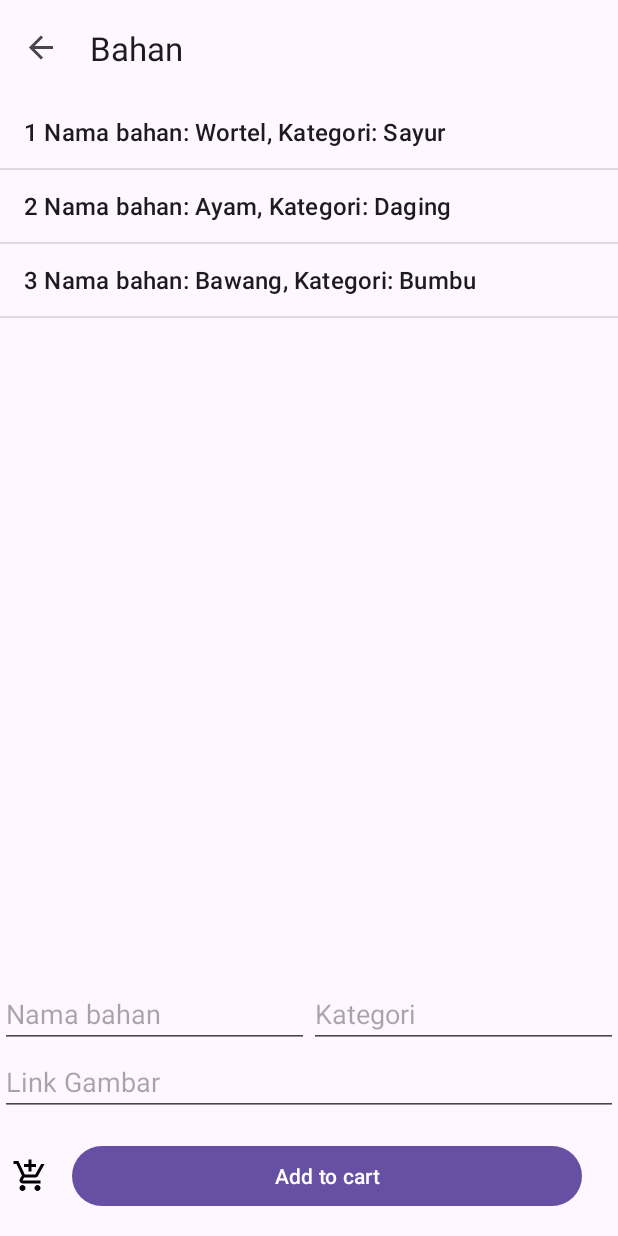
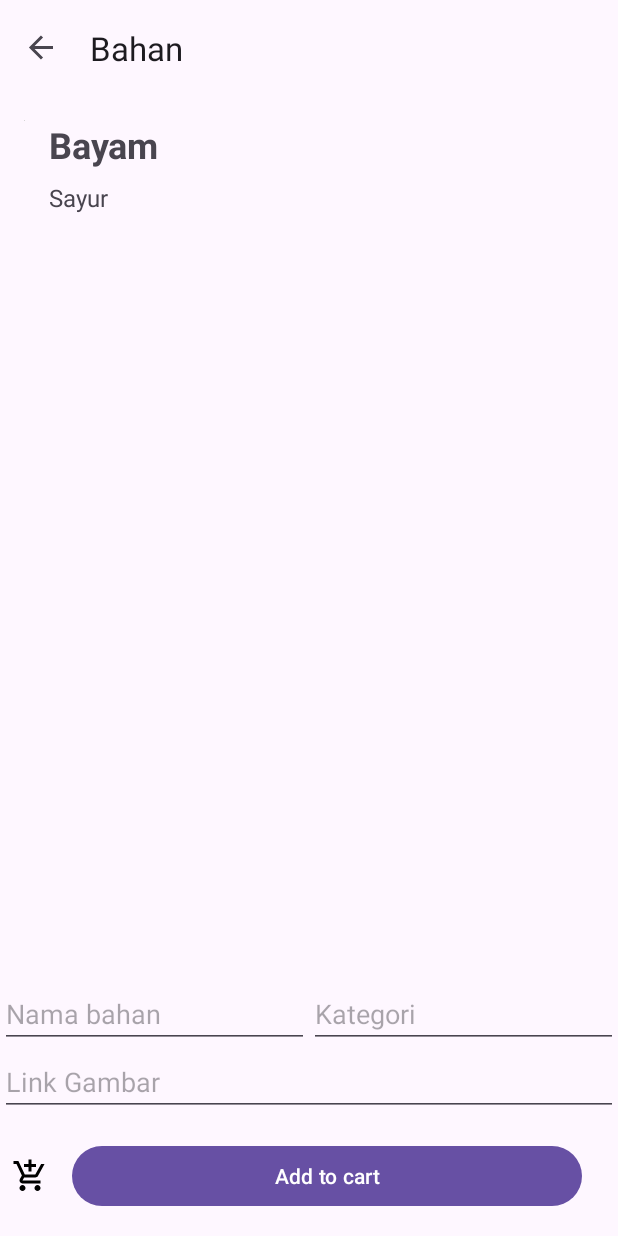
Before and after one commit to ChristopherJ123/PABA_BelajarNavigation, an Android app: the BahanFragment screen opened through its navigation route, on a phone screen of 412 x 824 dp. Run offline under Robolectric (Android 15) with nearby library versions, the phone set to English and light mode, and no system bars; our stand-ins replace Picasso, navigation-ui.

Commit message:
pert13: 1, 4(done)

```diff
--- a/app/build.gradle.kts
+++ b/app/build.gradle.kts
@@ -48,6 +48,8 @@
     implementation(libs.androidx.constraintlayout)
     implementation(libs.gson)
     implementation(libs.picasso)
+    implementation(libs.androidx.navigation.fragment.ktx)
+    implementation(libs.androidx.navigation.ui.ktx)
     testImplementation(libs.junit)
     androidTestImplementation(libs.androidx.junit)
     androidTestImplementation(libs.androidx.espresso.core)
--- a/app/src/main/java/uts/c14230260/paba_mynavigation/BahanFragment.kt
+++ b/app/src/main/java/uts/c14230260/paba_mynavigation/BahanFragment.kt
@@ -1,5 +1,7 @@
 package uts.c14230260.paba_mynavigation
 
+import android.content.Context.MODE_PRIVATE
+import android.content.SharedPreferences
 import android.os.Bundle
 import android.view.GestureDetector
 import androidx.fragment.app.Fragment
@@ -15,6 +17,11 @@
 import android.widget.TextView
 import android.widget.Toast
 import androidx.appcompat.app.AlertDialog
+import androidx.core.content.edit
+import androidx.recyclerview.widget.LinearLayoutManager
+import androidx.recyclerview.widget.RecyclerView
+import com.google.gson.Gson
+import com.google.gson.reflect.TypeToken
 
 // TODO: Rename parameter arguments, choose names that match
 // the fragment initialization parameters, e.g. ARG_ITEM_NUMBER
@@ -27,34 +34,22 @@
  * create an instance of this fragment.
  */
 class BahanFragment : Fragment() {
+
+    // Baru
+    private var _namaBahan : MutableList<String> = emptyList<String>().toMutableList()
+    private var _kategoriBahan : MutableList<String> = emptyList<String>().toMutableList()
+    private var _linkGambar : MutableList<String> = emptyList<String>().toMutableList()
+    lateinit var sp : SharedPreferences
+
+    private var arBahan = arrayListOf<dcBahan>()
+    private lateinit var _rvBahan : RecyclerView
+
     // TODO: Rename and change types of parameters
     private var param1: String? = null
     private var param2: String? = null
 
 
     // Latihan pert 13
-    private var _bahan : Array<Array<String>> = arrayOf(
-        arrayOf("Wortel", "Sayur"),
-        arrayOf("Ayam", "Daging"),
-        arrayOf("Bawang", "Bumbu"),
-        arrayOf("Jagung", "Sayur"),
-        arrayOf("Tomat", "Buah"),
-        arrayOf("Timun", "Buah"),
-        arrayOf("Kelapa", "Buah"),
-        arrayOf("Apel", "Buah"),
-        arrayOf("Singkong", "Sayur"),
-        arrayOf("Babi", "Daging"),
-        arrayOf("Kecap", "Bahan"),
-        arrayOf("Sapi", "Daging"),
-        arrayOf("Ikan", "Daging"),
-        arrayOf("Tempe", "Jadian"),
-        arrayOf("Tahu", "Jadian"),
-        arrayOf("Kedelai", "Kacang"),
-        arrayOf("Kopi", "Bahan"),
-        arrayOf("Milo", "Jadian"),
-        arrayOf("Anggur", "Buah"),
-        arrayOf("Kentang", "Sayur"),
-    )
 
     override fun onCreate(savedInstanceState: Bundle?) {
         super.onCreate(savedInstanceState)
@@ -75,69 +70,127 @@
     override fun onViewCreated(view: View, savedInstanceState: Bundle?) {
         super.onViewCreated(view, savedInstanceState)
 
-        var data = mutableListOf<String>()
-        data.addAll(listOf(
-            "1 Nama bahan: Wortel, Kategori: Sayur",
-            "2 Nama bahan: Ayam, Kategori: Daging",
-            "3 Nama bahan: Bawang, Kategori: Bumbu"
-        ))
+        // Baru
+        sp = requireContext().getSharedPreferences("SP_Bahan", MODE_PRIVATE)
 
-        val lvAdapter = ArrayAdapter(
-            requireContext(),
-            android.R.layout.simple_list_item_1,
-            data
-        )
-        val _lv1 = view.findViewById<ListView>(R.id.lv1)
-        _lv1.adapter = lvAdapter
-
-        val _btnTambah = view.findViewById<Button>(R.id.btnTambahData)
-        _btnTambah.setOnClickListener {
-            val lastItem = data.getOrNull(data.size - 1) ?: "0"
-            val lastNumberStr = lastItem.split(" ").firstOrNull() ?: "0"
-            val lastNumber = try {
-                Integer.parseInt(lastNumberStr)
-            } catch (e: NumberFormatException) { 0 }
-            val dtAkhir = lastNumber + 1
-            val etNamaBahan = view.findViewById<EditText>(R.id.etNamaBahan)
-            val etKategori = view.findViewById<EditText>(R.id.etKategori)
-            if (etNamaBahan.text.toString().trim().isEmpty() || etKategori.text.toString().trim().isEmpty()) {
-                Toast.makeText(
-                    requireContext(),
-                    "Data baru tidak boleh kosong",
-                    Toast.LENGTH_SHORT
-                ).show()
-            } else {
-                data.add("$dtAkhir Nama bahan: ${etNamaBahan.text}, Kategori: ${etKategori.text}")
-                lvAdapter.notifyDataSetChanged() // update/refresh data
-            }
+        val gson = Gson()
+        val isiSP = sp.getString("spBahan", null)
+        val type = object : TypeToken<List<dcBahan>>() {}.type
+        if (isiSP != null) {
+            arBahan = gson.fromJson(isiSP, type)
         }
 
-        _lv1.setOnItemClickListener { parent, view, position, id ->
-            Toast.makeText(
-                requireContext(),
-                data[position],
-                Toast.LENGTH_SHORT
-            ).show()
+        _rvBahan = view.findViewById(R.id.rvBahan)
+        if (arBahan.size == 0) {
+            SiapkanData()
+        } else {
+            arBahan.forEach {
+                _namaBahan.add(it.nama)
+                _kategoriBahan.add(it.kategori)
+                _linkGambar.add(it.linkGambar)
+            }
+            arBahan.clear()
         }
+        TambahData()
+        TampilkanData()
 
-        val gestureDetector = GestureDetector(
-            requireContext(),
-            object : GestureDetector.SimpleOnGestureListener() {
-                override fun onDoubleTap(e: MotionEvent): Boolean {
-                    val position = _lv1.pointToPosition(e.x.toInt(), e.y.toInt())
-                    if (position != ListView.INVALID_POSITION) {
-                        val selectedItem = data[position]
-                        showActionDialog(position, selectedItem, data, lvAdapter)
-                    }
-                    return true
-                }
+        // End baru
+
+//        // Latihan pert 13 (ListView)
+//        var data = mutableListOf<String>()
+//        data.addAll(listOf(
+//            "1 Nama bahan: Wortel, Kategori: Sayur",
+//            "2 Nama bahan: Ayam, Kategori: Daging",
+//            "3 Nama bahan: Bawang, Kategori: Bumbu"
+//        ))
+//
+//        val lvAdapter = ArrayAdapter(
+//            requireContext(),
+//            android.R.layout.simple_list_item_1,
+//            data
+//        )
+//        val _lv1 = view.findViewById<ListView>(R.id.rvBahan)
+//        _lv1.adapter = lvAdapter
+//
+//        val _btnTambah = view.findViewById<Button>(R.id.btnTambahData)
+//        _btnTambah.setOnClickListener {
+//            val lastItem = data.getOrNull(data.size - 1) ?: "0"
+//            val lastNumberStr = lastItem.split(" ").firstOrNull() ?: "0"
+//            val lastNumber = try {
+//                Integer.parseInt(lastNumberStr)
+//            } catch (e: NumberFormatException) { 0 }
+//            val dtAkhir = lastNumber + 1
+//            val etNamaBahan = view.findViewById<EditText>(R.id.etNamaBahan)
+//            val etKategori = view.findViewById<EditText>(R.id.etKategori)
+//            if (etNamaBahan.text.toString().trim().isEmpty() || etKategori.text.toString().trim().isEmpty()) {
+//                Toast.makeText(
+//                    requireContext(),
+//                    "Data baru tidak boleh kosong",
+//                    Toast.LENGTH_SHORT
+//                ).show()
+//            } else {
+//                data.add("$dtAkhir Nama bahan: ${etNamaBahan.text}, Kategori: ${etKategori.text}")
+//                lvAdapter.notifyDataSetChanged() // update/refresh data
+//            }
+//        }
+//
+//        _lv1.setOnItemClickListener { parent, view, position, id ->
+//            Toast.makeText(
+//                requireContext(),
+//                data[position],
+//                Toast.LENGTH_SHORT
+//            ).show()
+//        }
+//
+//        val gestureDetector = GestureDetector(
+//            requireContext(),
+//            object : GestureDetector.SimpleOnGestureListener() {
+//                override fun onDoubleTap(e: MotionEvent): Boolean {
+//                    val position = _lv1.pointToPosition(e.x.toInt(), e.y.toInt())
+//                    if (position != ListView.INVALID_POSITION) {
+//                        val selectedItem = data[position]
+//                        showActionDialog(position, selectedItem, data, lvAdapter)
+//                    }
+//                    return true
+//                }
+//            }
+//        )
+//
+//        // asumsi
+//        _lv1.setOnTouchListener { _, event ->
+//            gestureDetector.onTouchEvent(event)
+//        }
+    }
+
+    fun SiapkanData() {
+        _namaBahan = resources.getStringArray(R.array.namaBahan).toMutableList()
+        _kategoriBahan = resources.getStringArray(R.array.kategoriBahan).toMutableList()
+        _linkGambar = resources.getStringArray(R.array.gambarBahan).toMutableList()
+    }
+
+    fun TambahData() {
+        val gson = Gson()
+        sp.edit {
+            arBahan.clear()
+
+            for (position in _namaBahan.indices) {
+                val data = dcBahan(
+                    _namaBahan[position],
+                    _kategoriBahan[position],
+                    _linkGambar[position]
+                )
+                arBahan.add(data)
             }
-        )
 
-        // asumsi
-        _lv1.setOnTouchListener { _, event ->
-            gestureDetector.onTouchEvent(event)
+            val json = gson.toJson(arBahan)
+            putString("spBahan", json)
         }
+    }
+
+    fun TampilkanData() {
+        _rvBahan.layoutManager = LinearLayoutManager(requireContext())
+        val adapterWayang = adapterRecView(arBahan)
+        _rvBahan.adapter = adapterWayang
     }
 
     companion object {
--- /dev/null
+++ b/app/src/main/java/uts/c14230260/paba_mynavigation/adapterRecView.kt
@@ -0,0 +1,51 @@
+package uts.c14230260.paba_mynavigation
+
+import android.view.LayoutInflater
+import android.view.View
+import android.view.ViewGroup
+import android.widget.Button
+import android.widget.ImageView
+import android.widget.TextView
+import androidx.recyclerview.widget.RecyclerView
+import com.squareup.picasso.Picasso
+
+class adapterRecView(private val listBahan: ArrayList<dcBahan>) : RecyclerView.Adapter<adapterRecView.ListViewHolder>() {
+    override fun onCreateViewHolder(
+        parent: ViewGroup,
+        viewType: Int
+    ): ListViewHolder {
+        val view: View = LayoutInflater.from(parent.context)
+            .inflate(R.layout.bahan_recycler, parent, false)
+        return ListViewHolder(view)
+    }
+
+    override fun onBindViewHolder(
+        holder: ListViewHolder,
+        position: Int
+    ) {
+        val bahan = listBahan[position]
+        holder._namaBahan.setText(bahan.nama)
+        holder._kategoriBahan.setText(bahan.kategori)
+        Picasso.get()
+            .load(bahan.linkGambar)
+            .resize(200, 200)
+            .centerCrop()
+            .into(holder._gambarBahan)
+        holder._btnAddToCart.setOnClickListener {
+            // Add to cart bahan
+        }
+    }
+
+    override fun getItemCount(): Int {
+        return listBahan.size
+    }
+
+    class ListViewHolder(view: View) : RecyclerView.ViewHolder(view) {
+        val _namaBahan = view.findViewById<TextView>(R.id.tvBahan)
+        val _kategoriBahan = view.findViewById<TextView>(R.id.tvKategori)
+        val _gambarBahan = view.findViewById<ImageView>(R.id.ivGambarBahan)
+        val _btnAddToCart = view.findViewById<Button>(R.id.btnAddToCart)
+    }
+
+    // Tambah fungsionalitas ke add to cart button(?)
+}
--- a/app/src/main/res/layout/bahan_recycler.xml
+++ b/app/src/main/res/layout/bahan_recycler.xml
@@ -39,7 +39,7 @@
         app:layout_constraintTop_toBottomOf="@+id/tvBahan" />
 
     <Button
-        android:id="@+id/button"
+        android:id="@+id/btnAddToCart"
         android:layout_width="wrap_content"
         android:layout_height="wrap_content"
         android:layout_marginEnd="16dp"
--- a/app/src/main/res/layout/fragment_bahan.xml
+++ b/app/src/main/res/layout/fragment_bahan.xml
@@ -9,12 +9,12 @@
     android:weightSum="1"
     tools:context=".BahanFragment">
 
-    <ListView
-        android:id="@+id/lv1"
+    <androidx.recyclerview.widget.RecyclerView
+        android:id="@+id/rvBahan"
         android:layout_width="match_parent"
         android:layout_height="0dp"
         android:layout_weight="1">
-    </ListView>
+    </androidx.recyclerview.widget.RecyclerView>
 
     <LinearLayout
         android:layout_width="match_parent"
--- a/gradle/libs.versions.toml
+++ b/gradle/libs.versions.toml
@@ -12,6 +12,8 @@
 nav = "2.9.5"
 gson = "2.13.2"
 vpic = "2.8"
+navigationFragmentKtx = "2.9.6"
+navigationUiKtx = "2.9.6"
 
 [libraries]
 androidx-core-ktx = { group = "androidx.core", name = "core-ktx", version.ref = "coreKtx" }
@@ -26,6 +28,8 @@
 navigation-ui-ktx = { group = "androidx.navigation", name = "navigation-ui-ktx", version.ref = "nav" }
 gson = { group = "com.google.code.gson", name = "gson", version.ref = "gson" }
 picasso = { group = "com.squareup.picasso", name = "picasso", version.ref = "vpic" }
+androidx-navigation-fragment-ktx = { group = "androidx.navigation", name = "navigation-fragment-ktx", version.ref = "navigationFragmentKtx" }
+androidx-navigation-ui-ktx = { group = "androidx.navigation", name = "navigation-ui-ktx", version.ref = "navigationUiKtx" }
 
 [plugins]
 android-application = { id = "com.android.application", version.ref = "agp" }
```
